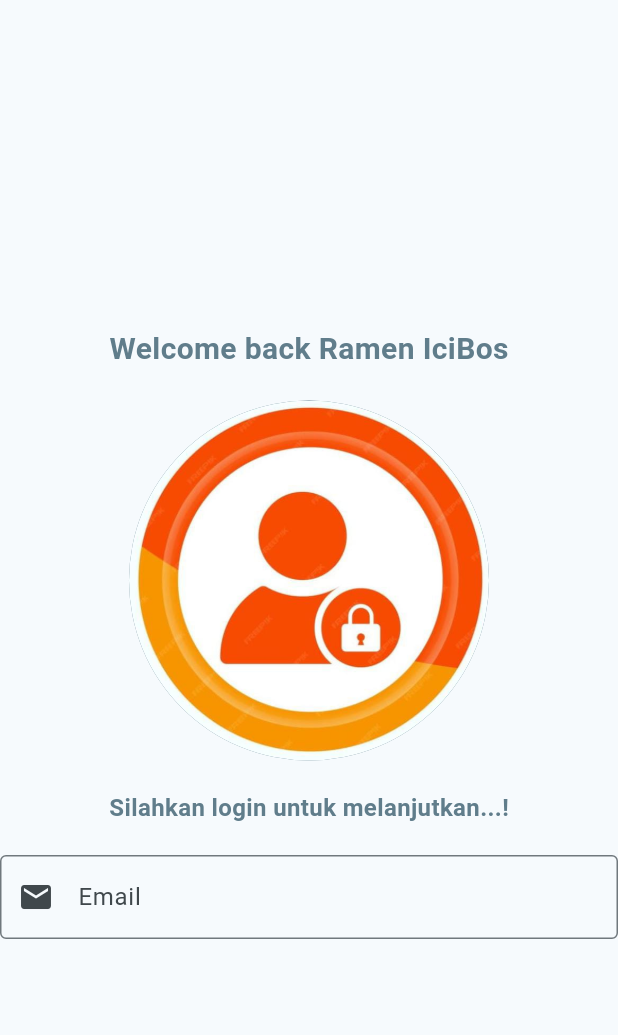
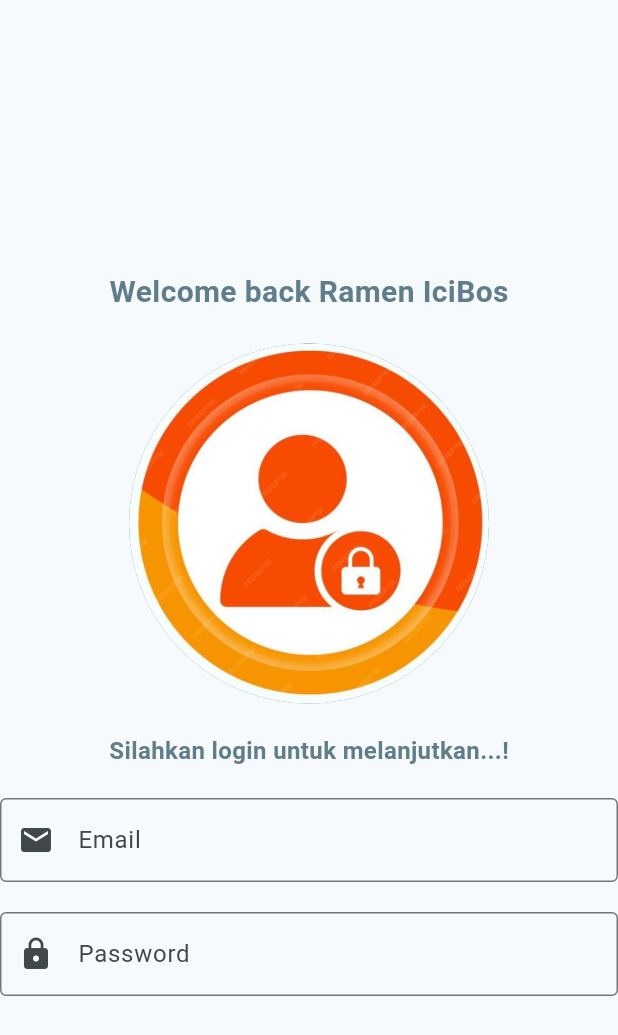
Before and after one commit to Muhammad-ArifinDev/muuhammadarifin_1123150053_uts, a Flutter app: the MyLogin screen opened directly, on a phone screen of 412 x 824 dp. Shown: the top 1035 px of the screen. Run offline on Flutter 3.47's test engine with Material 3 defaults, Android fonts, the phone set to English and light mode, and no system bars.

Commit message:
membuat text field untuk password dengan keyword type visiblepassword obscure nya true agar text password tidak teterlihat seperti text biasa ketika di input

```diff
--- a/lib/login.dart
+++ b/lib/login.dart
@@ -52,6 +52,20 @@ class MyLogin extends StatelessWidget {
               hintText: 'Masukkan Email Anda',
             ),
           ),
+          SizedBox(height: 20),
+          TextField(
+            keyboardType: TextInputType.visiblePassword,
+            obscureText: true,
+            decoration: InputDecoration(
+              border: OutlineInputBorder(),
+              focusedBorder: OutlineInputBorder(
+                borderSide: BorderSide(color: Colors.blue),
+              ),
+              prefixIcon: Icon(Icons.lock),
+              labelText: 'Password',
+              hintText: 'Masukkan Password Anda',
+            ),
+          ),
         ],
       ),
     );
```
